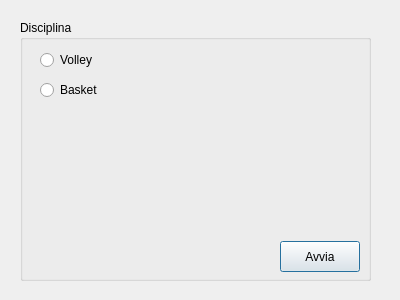
Qt form choosediscilpline.ui (McuMirror/scoreController) before a commit.
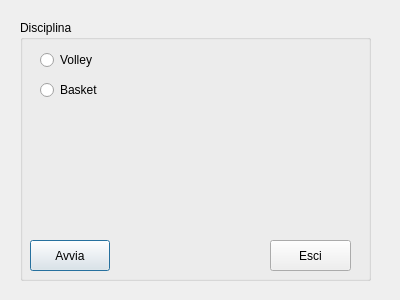
The same form after that commit.

```diff
--- a/choosediscilpline.ui
+++ b/choosediscilpline.ui
@@ -54,8 +54,8 @@
    <widget class="QPushButton" name="goPushButton">
     <property name="geometry">
      <rect>
-      <x>260</x>
-      <y>221</y>
+      <x>10</x>
+      <y>220</y>
       <width>80</width>
       <height>31</height>
      </rect>
@@ -70,6 +70,19 @@
      <bool>true</bool>
     </property>
    </widget>
+   <widget class="QPushButton" name="closePushButton">
+    <property name="geometry">
+     <rect>
+      <x>250</x>
+      <y>220</y>
+      <width>81</width>
+      <height>31</height>
+     </rect>
+    </property>
+    <property name="text">
+     <string>Esci</string>
+    </property>
+   </widget>
   </widget>
  </widget>
  <layoutdefault spacing="6" margin="11"/>
```
